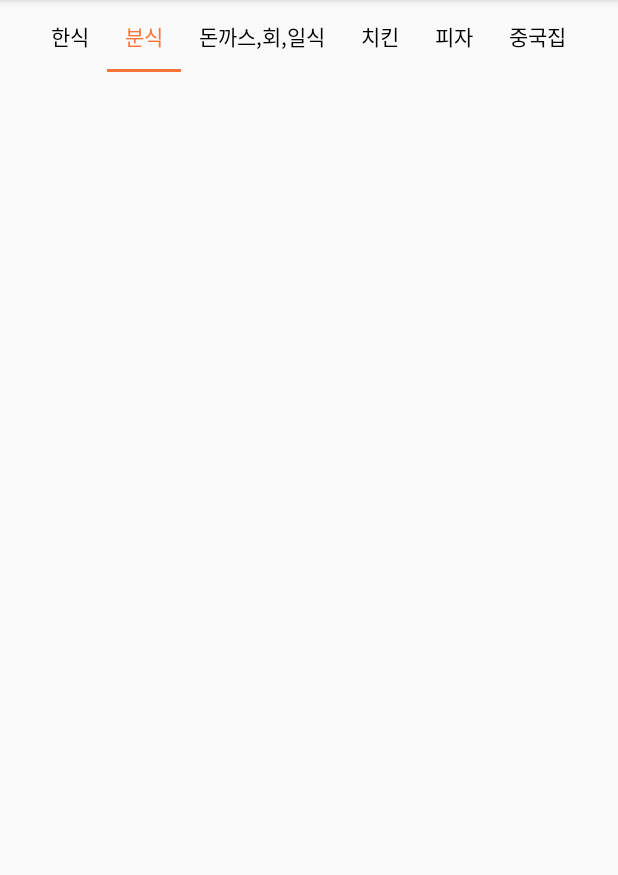
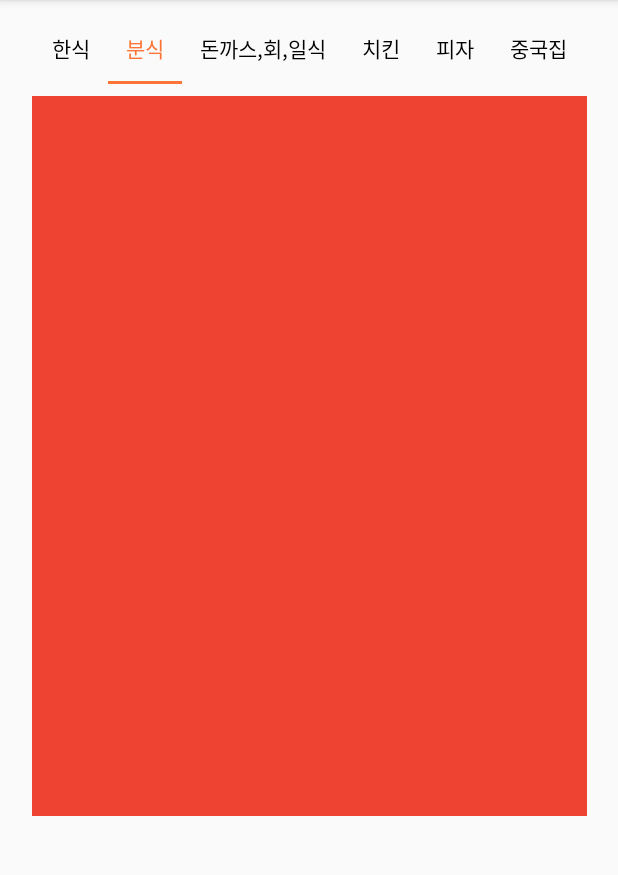
Before and after one commit to movengers/lunch-waiting, an Android app: the fragment Menu_Ranking shown on its own in the app's theme, tab 2 chosen, on a phone screen of 412 x 824 dp, the part 84-959 px from its top. Run offline under Robolectric (Android 15) with nearby library versions, the phone set to English and light mode, and no system bars.

Commit message:
Implement Rotating Menu
Implement Rotating Menu By Tap

```diff
--- /dev/null
+++ b/Android/GCRestaurant/app/src/main/java/com/example/gcrestaurant/ContentsPagerAdapter.java
@@ -0,0 +1,48 @@
+package com.example.gcrestaurant;
+
+import android.support.v4.app.Fragment;
+import android.support.v4.app.FragmentManager;
+import android.support.v4.app.FragmentStatePagerAdapter;
+import android.widget.Toast;
+
+public class ContentsPagerAdapter extends FragmentStatePagerAdapter {
+    private int mPageCount;
+
+    public ContentsPagerAdapter(FragmentManager fm, int pageCount) {
+        super(fm);
+        this.mPageCount = pageCount;
+    }
+
+    @Override
+    public Fragment getItem(int position) {
+        switch (position){
+            case 0:
+                Fragment_RankingList rank = new Fragment_RankingList();
+                return rank;
+
+            case 1:
+                Fragment_RankingList rank2 = new Fragment_RankingList();
+                return rank2;
+            case 2:
+                Fragment_RankingList rank3 = new Fragment_RankingList();
+                return rank3;
+            case 3:
+                Fragment_RankingList rank4 = new Fragment_RankingList();
+                return rank4;
+            case 4:
+                Fragment_RankingList rank5 = new Fragment_RankingList();
+                return rank5;
+            case 5:
+                Fragment_RankingList rank6 = new Fragment_RankingList();
+                return rank6;
+
+                default:
+                    return null;
+        }
+    }
+
+    @Override
+    public int getCount() {
+        return mPageCount;
+    }
+}
--- /dev/null
+++ b/Android/GCRestaurant/app/src/main/java/com/example/gcrestaurant/Fragment_RankingList.java
@@ -0,0 +1,20 @@
+package com.example.gcrestaurant;
+
+import android.os.Bundle;
+import android.support.annotation.NonNull;
+import android.support.annotation.Nullable;
+import android.support.v4.app.Fragment;
+import android.view.LayoutInflater;
+import android.view.View;
+import android.view.ViewGroup;
+import android.widget.Toast;
+
+public class Fragment_RankingList extends Fragment {
+    @Nullable
+    @Override
+    public View onCreateView(@NonNull LayoutInflater inflater, @Nullable ViewGroup container, @Nullable Bundle savedInstanceState) {
+        Toast.makeText(getContext(),"새로운 객체 생성",Toast.LENGTH_LONG).show();
+        View view = inflater.inflate(R.layout.fragment_menu_ranking_list, null) ;
+        return view;
+    }
+}
--- a/Android/GCRestaurant/app/src/main/java/com/example/gcrestaurant/Menu_Ranking.java
+++ b/Android/GCRestaurant/app/src/main/java/com/example/gcrestaurant/Menu_Ranking.java
@@ -5,16 +5,20 @@ import android.support.design.widget.TabLayout;
 import android.support.v4.app.Fragment;
 import android.os.Bundle;
 import android.support.annotation.Nullable;
+import android.support.v4.view.ViewPager;
 import android.view.LayoutInflater;
 import android.view.View;
 import android.view.ViewGroup;
 import android.widget.TextView;
+import android.widget.Toast;
 
 import java.util.zip.Inflater;
 
 public class Menu_Ranking extends Fragment {
     private Context mContext;
     private TabLayout mTabLayout;
+    private ViewPager mViewPager;
+    private ContentsPagerAdapter mContentsPagerAdapter;
     @Nullable
     @Override
     public View onCreateView(LayoutInflater inflater, @Nullable ViewGroup container, Bundle savedInstanceState) {
@@ -30,6 +34,32 @@ public class Menu_Ranking extends Fragment {
         mTabLayout.addTab(mTabLayout.newTab().setText("피자"));
         mTabLayout.addTab(mTabLayout.newTab().setText("중국집"));
 
+        mViewPager = (ViewPager) view.findViewById(R.id.pager_content);
+        mContentsPagerAdapter = new ContentsPagerAdapter(
+                getActivity().getSupportFragmentManager(), mTabLayout.getTabCount());
+
+        mViewPager.setAdapter(mContentsPagerAdapter);
+       // mViewPager.setCurrentItem(0);
+
+        mViewPager.addOnPageChangeListener(
+                new TabLayout.TabLayoutOnPageChangeListener(mTabLayout));
+
+        mTabLayout.addOnTabSelectedListener(new TabLayout.OnTabSelectedListener() {
+            @Override
+            public void onTabSelected(TabLayout.Tab tab) {
+                mViewPager.setCurrentItem(tab.getPosition(),true);
+                Toast.makeText(getContext(), "ㅠㅠ"+ tab.getPosition(),Toast.LENGTH_LONG).show();
+            }
+            @Override
+            public void onTabUnselected(TabLayout.Tab tab) {
+                Toast.makeText(getContext(), "ㅎㅎ",Toast.LENGTH_LONG).show();
+            }
+            @Override
+            public void onTabReselected(TabLayout.Tab tab) {
+                Toast.makeText(getContext(), "ㅊㅊ",Toast.LENGTH_LONG).show();
+            }
+        });
+
         return view;
     }
 
@@ -38,6 +68,5 @@ public class Menu_Ranking extends Fragment {
         TextView txt_name = (TextView) tabView.findViewById(R.id.txt_name);
         txt_name.setText(tabName);
         return tabView;
-
     }
 }
--- a/Android/GCRestaurant/app/src/main/res/layout/fragment_menu_ranking.xml
+++ b/Android/GCRestaurant/app/src/main/res/layout/fragment_menu_ranking.xml
@@ -1,22 +1,41 @@
 <?xml version="1.0" encoding="utf-8"?>
 
-<LinearLayout xmlns:android="http://schemas.android.com/apk/res/android"
+<android.support.constraint.ConstraintLayout xmlns:android="http://schemas.android.com/apk/res/android"
     xmlns:app="http://schemas.android.com/apk/res-auto"
     xmlns:tools="http://schemas.android.com/tools"
     android:layout_width="match_parent"
     android:layout_height="match_parent"
-    android:gravity="center_horizontal">
+    android:gravity="center_horizontal"
+    android:orientation="vertical">
 
     <android.support.design.widget.TabLayout
         android:id="@+id/layout_tab"
         android:layout_width="wrap_content"
         android:layout_height="wrap_content"
+        android:layout_gravity="center"
+        android:layout_marginStart="8dp"
+        android:layout_marginTop="8dp"
+        android:layout_marginEnd="8dp"
+        app:layout_constraintEnd_toEndOf="parent"
+        app:layout_constraintStart_toStartOf="parent"
+        app:layout_constraintTop_toTopOf="parent"
         app:tabGravity="center"
+        app:tabIndicatorColor="@color/colorPrimary"
         app:tabMode="fixed"
-        app:tabTextColor="#000000"
         app:tabSelectedTextColor="@color/colorPrimary"
-        app:tabIndicatorColor="@color/colorPrimary"/>
+        app:tabTextColor="#000000" />
 
 
+    <android.support.v4.view.ViewPager
+        android:id="@+id/pager_content"
+        android:layout_width="370dp"
+        android:layout_height="480dp"
+        android:layout_marginStart="8dp"
+        android:layout_marginTop="8dp"
+        android:layout_marginEnd="8dp"
+        android:background="#ee4232"
+        app:layout_constraintEnd_toEndOf="parent"
+        app:layout_constraintStart_toStartOf="parent"
+        app:layout_constraintTop_toBottomOf="@+id/layout_tab" />
 
-</LinearLayout>
+</android.support.constraint.ConstraintLayout>
--- /dev/null
+++ b/Android/GCRestaurant/app/src/main/res/layout/fragment_menu_ranking_list.xml
@@ -0,0 +1,9 @@
+<?xml version="1.0" encoding="utf-8"?>
+<android.support.constraint.ConstraintLayout
+    xmlns:android="http://schemas.android.com/apk/res/android"
+    xmlns:app="http://schemas.android.com/apk/res-auto"
+    android:layout_width="match_parent"
+    android:layout_height="match_parent">
+
+
+</android.support.constraint.ConstraintLayout>
```
